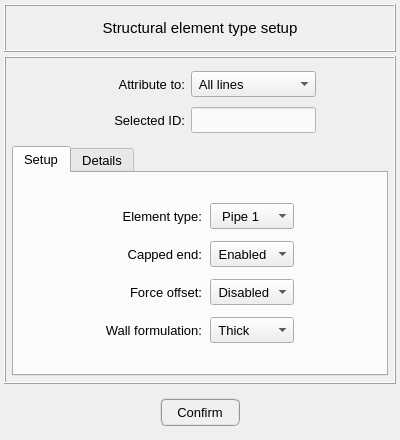
Qt form pulse/interface/ui_files/model/setup/structural/structural_element_type_input.ui (open-pulse/OpenPulse) before a commit.
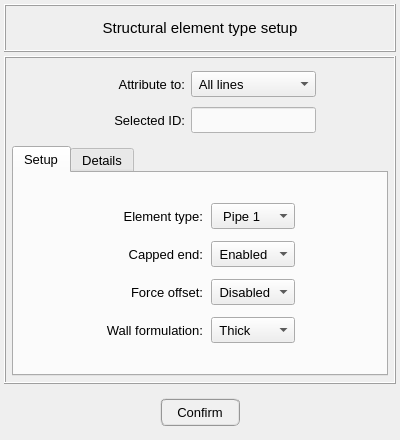
The same form after that commit.

What changed in the file:
```diff
--- a/pulse/interface/ui_files/model/setup/structural/structural_element_type_input.ui
+++ b/pulse/interface/ui_files/model/setup/structural/structural_element_type_input.ui
@@ -337,19 +337,6 @@
            <number>8</number>
           </property>
           <item row="0" column="0">
-           <spacer name="horizontalSpacer">
-            <property name="orientation">
-             <enum>Qt::Horizontal</enum>
-            </property>
-            <property name="sizeHint" stdset="0">
-             <size>
-              <width>40</width>
-              <height>20</height>
-             </size>
-            </property>
-           </spacer>
-          </item>
-          <item row="0" column="1">
            <widget class="QFrame" name="frame_element_options">
             <property name="maximumSize">
              <size>
@@ -703,19 +690,6 @@
             </layout>
            </widget>
           </item>
-          <item row="0" column="2">
-           <spacer name="horizontalSpacer_4">
-            <property name="orientation">
-             <enum>Qt::Horizontal</enum>
-            </property>
-            <property name="sizeHint" stdset="0">
-             <size>
-              <width>40</width>
-              <height>20</height>
-             </size>
-            </property>
-           </spacer>
-          </item>
          </layout>
         </widget>
         <widget class="QWidget" name="tab_details">
```
